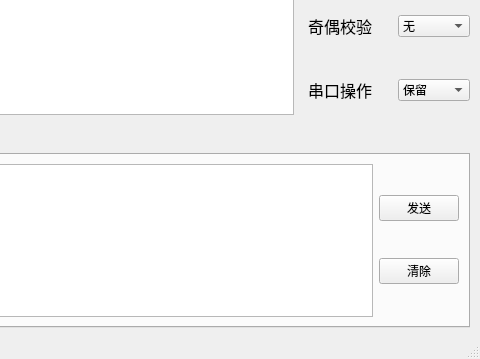
Before: the Qt Designer form untitled.ui in JLU-Automation-Team/-, drawn with Qt 5; both pictures show x 394 to 874 and y 308 to 667 of the 874 by 667 pixel window.
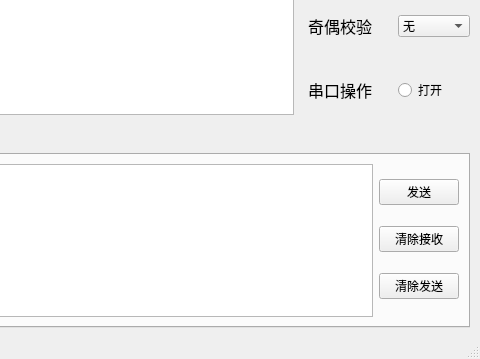
After: the same form once the commit is applied.

Commit message: 2022年2月3日12:53:20

```diff
--- a/untitled.ui
+++ b/untitled.ui
@@ -16,7 +16,7 @@
   <widget class="QWidget" name="centralwidget">
    <layout class="QGridLayout" name="gridLayout_2">
     <item row="0" column="0">
-     <layout class="QVBoxLayout" name="verticalLayout_2" stretch="2,1">
+     <layout class="QVBoxLayout" name="verticalLayout_2" stretch="2,0">
       <property name="spacing">
        <number>14</number>
       </property>
@@ -214,12 +214,10 @@
            </widget>
           </item>
           <item row="6" column="1">
-           <widget class="QComboBox" name="comboBox_6">
-            <item>
-             <property name="text">
-              <string>保留</string>
-             </property>
-            </item>
+           <widget class="QRadioButton" name="radioButton">
+            <property name="text">
+             <string>打开</string>
+            </property>
            </widget>
           </item>
          </layout>
@@ -252,7 +250,7 @@
              <widget class="QTextEdit" name="textEdit_3"/>
             </item>
             <item>
-             <layout class="QVBoxLayout" name="verticalLayout_3" stretch="1,1">
+             <layout class="QVBoxLayout" name="verticalLayout_3" stretch="1,1,0">
               <item>
                <widget class="QPushButton" name="pushButton_3">
                 <property name="text">
@@ -263,7 +261,14 @@
               <item>
                <widget class="QPushButton" name="pushButton_4">
                 <property name="text">
-                 <string>清除</string>
+                 <string>清除接收</string>
+                </property>
+               </widget>
+              </item>
+              <item>
+               <widget class="QPushButton" name="pushButton">
+                <property name="text">
+                 <string>清除发送</string>
                 </property>
                </widget>
               </item>
```
The commit also changes 2 other files.
